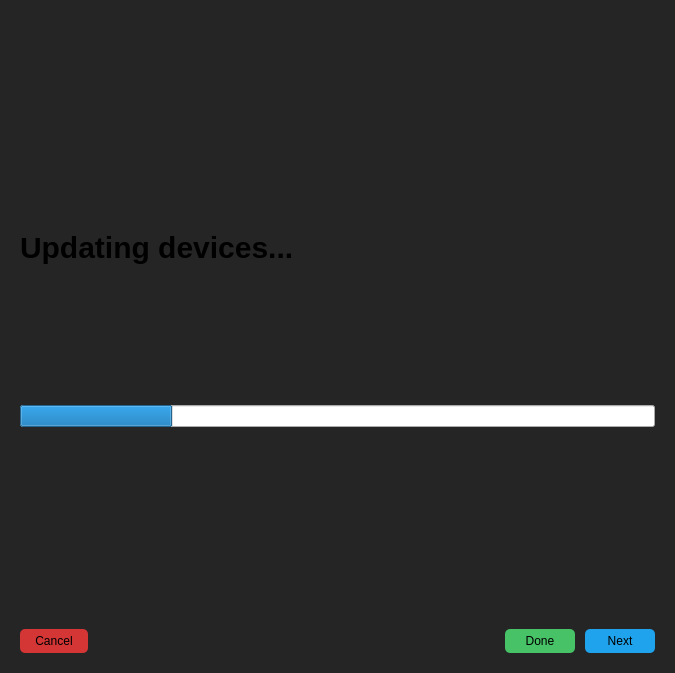
The window that src/gui/wizards/updatedevicedialog.ui (tom-23/TasmoManager) describes before a commit, drawn with Qt 5.
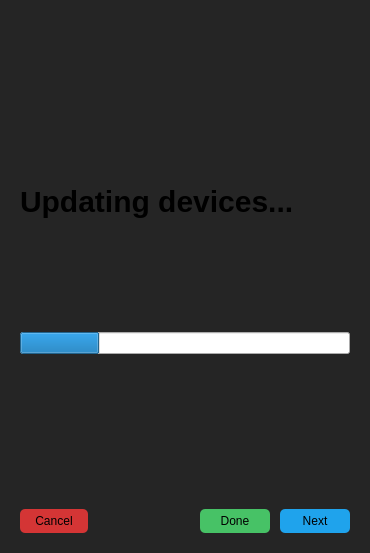
The same window after the commit. The open tabs and pages were chosen to show the change. Icons and pictures are not drawn.

```diff
--- a/src/gui/wizards/updatedevicedialog.ui
+++ b/src/gui/wizards/updatedevicedialog.ui
@@ -6,8 +6,8 @@
    <rect>
     <x>0</x>
     <y>0</y>
-    <width>675</width>
-    <height>673</height>
+    <width>370</width>
+    <height>553</height>
    </rect>
   </property>
   <property name="sizePolicy">
@@ -541,12 +541,6 @@
        </item>
        <item>
         <widget class="QListWidget" name="updateList">
-         <property name="minimumSize">
-          <size>
-           <width>0</width>
-           <height>100</height>
-          </size>
-         </property>
          <property name="maximumSize">
           <size>
            <width>16777215</width>
```
Left out of the diff: 2 changed lines with no effect on the pictures.
